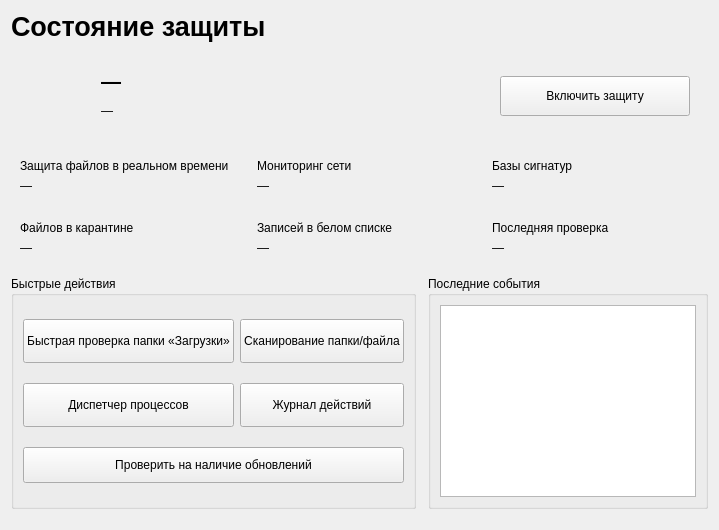
Above: ui/designer/dashboard_page.ui from UnLuck000/school_project before the change. Below: the same form after it.
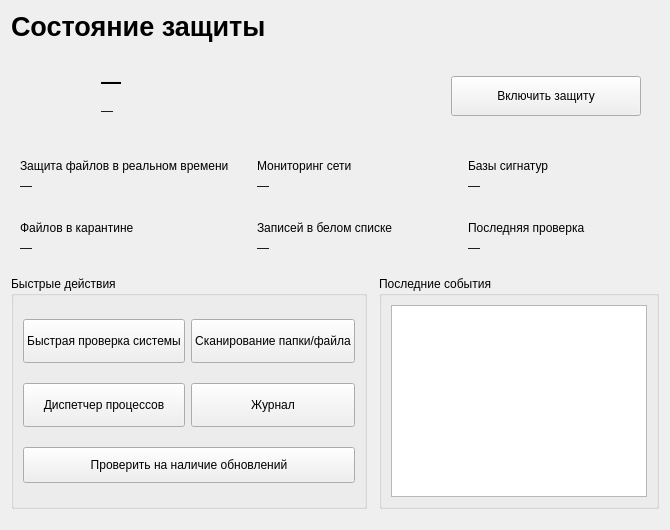
That is the form after the change.

Commit message: Сборка и установщик, диагностика, журнал защиты, режим администратора, исключения для релиза

Diff of the .ui file:
```diff
--- a/ui/designer/dashboard_page.ui
+++ b/ui/designer/dashboard_page.ui
@@ -97,10 +97,10 @@
       <widget class="QGroupBox" name="groupQuick">
        <property name="title"><string>Быстрые действия</string></property>
        <layout class="QGridLayout" name="gridQuick">
-        <item row="0" column="0"><widget class="QPushButton" name="btnQuickScan"><property name="minimumSize"><size><width>0</width><height>44</height></size></property><property name="text"><string>Быстрая проверка папки «Загрузки»</string></property></widget></item>
+        <item row="0" column="0"><widget class="QPushButton" name="btnQuickScan"><property name="minimumSize"><size><width>0</width><height>44</height></size></property><property name="text"><string>Быстрая проверка системы</string></property></widget></item>
         <item row="0" column="1"><widget class="QPushButton" name="btnScanPath"><property name="minimumSize"><size><width>0</width><height>44</height></size></property><property name="text"><string>Сканирование папки/файла</string></property></widget></item>
         <item row="1" column="0"><widget class="QPushButton" name="btnOpenProcesses"><property name="minimumSize"><size><width>0</width><height>44</height></size></property><property name="text"><string>Диспетчер процессов</string></property></widget></item>
-        <item row="1" column="1"><widget class="QPushButton" name="btnOpenJournal"><property name="minimumSize"><size><width>0</width><height>44</height></size></property><property name="text"><string>Журнал действий</string></property></widget></item>
+        <item row="1" column="1"><widget class="QPushButton" name="btnOpenJournal"><property name="minimumSize"><size><width>0</width><height>44</height></size></property><property name="text"><string>Журнал</string></property></widget></item>
         <item row="2" column="0" colspan="2"><widget class="QPushButton" name="btnCheckUpdates"><property name="minimumSize"><size><width>0</width><height>36</height></size></property><property name="toolTip"><string>Откроет страницу релизов программы на GitHub</string></property><property name="text"><string>Проверить на наличие обновлений</string></property></widget></item>
        </layout>
       </widget>
```
The commit also changes 75 other files.
